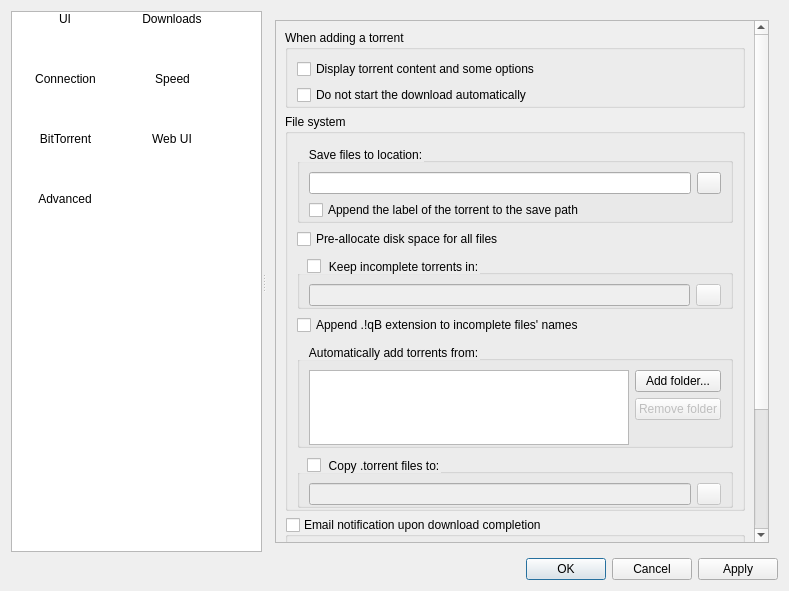
Above: src/preferences/options.ui from SysAdminDoc/qBittorrent-Vanced before the change. Below: the same form after it.
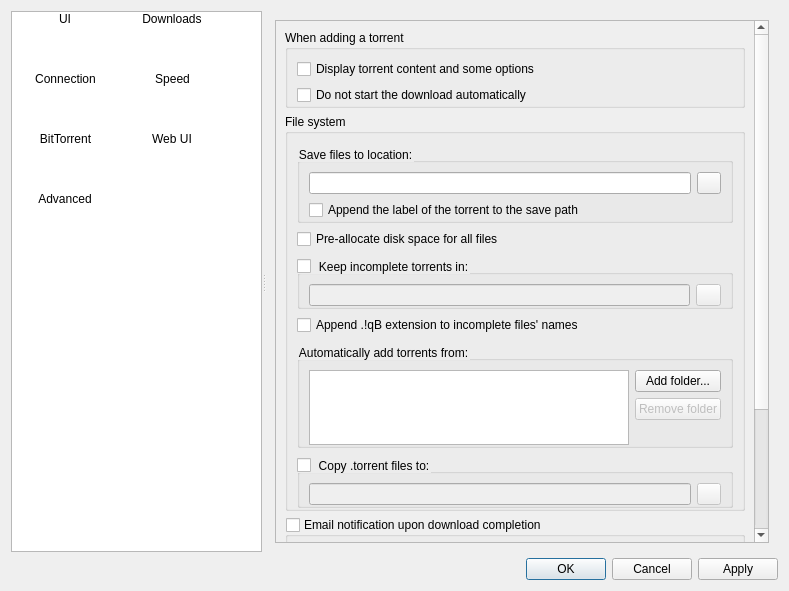
That is the form after the change. The open tabs and pages were chosen to show the change. Icons and pictures are not drawn.

Commit message: Fix some alignment issues in program preferences (Thanks charles)

Patch:
```diff
--- a/src/preferences/options.ui
+++ b/src/preferences/options.ui
@@ -566,7 +566,7 @@
                  <property name="styleSheet">
                   <string notr="true">QGroupBox::title {
 font-weight: normal;
-margin-left: 10px;
+margin-left: 0px;
 margin-top: 5px;
 }
 QGroupBox {
@@ -642,7 +642,7 @@
                  <property name="styleSheet">
                   <string notr="true">QGroupBox::title {
 font-weight: normal;
-margin-left: 10px;
+margin-left: 0px;
 margin-top: 5px;
 }
 QGroupBox {
@@ -706,7 +706,7 @@
                  <property name="styleSheet">
                   <string notr="true">QGroupBox::title {
 font-weight: normal;
-margin-left: 10px;
+margin-left: 0px;
 margin-top: 5px;
 }
 QGroupBox {
@@ -812,7 +812,7 @@
                  <property name="styleSheet">
                   <string notr="true">QGroupBox::title {
 font-weight: normal;
-margin-left: 10px;
+margin-left: 0px;
 margin-top: 5px;
 }
 QGroupBox {
```
Left out of the diff: 8 changed lines with no effect on the pictures.
